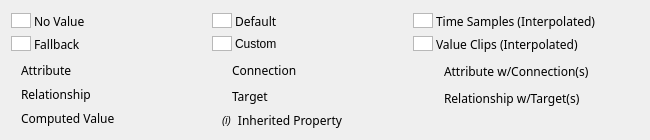
The window that pxr/usdImaging/usdviewq/propertyLegendUI.ui (PixarAnimationStudios/OpenUSD) describes before a commit, drawn with Qt 5.
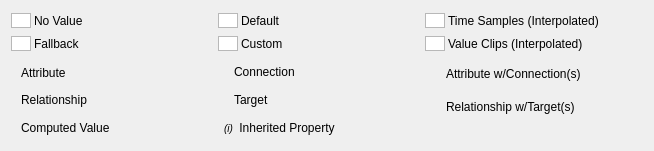
The same window after the commit.

What changed in the file:
```diff
--- a/pxr/usdImaging/usdviewq/propertyLegendUI.ui
+++ b/pxr/usdImaging/usdviewq/propertyLegendUI.ui
@@ -9,8 +9,8 @@
    <rect>
     <x>0</x>
     <y>0</y>
-    <width>650</width>
-    <height>134</height>
+    <width>654</width>
+    <height>151</height>
    </rect>
   </property>
   <property name="sizePolicy">
@@ -19,18 +19,6 @@
     <verstretch>0</verstretch>
    </sizepolicy>
   </property>
-  <property name="minimumSize">
-   <size>
-    <width>650</width>
-    <height>0</height>
-   </size>
-  </property>
-  <property name="maximumSize">
-   <size>
-    <width>650</width>
-    <height>134</height>
-   </size>
-  </property>
   <property name="comment" stdset="0">
    <string>
      Copyright 2017 Pixar                                                                   
@@ -78,8 +66,6 @@
         <widget class="QLabel" name="propertyLegendLabelNoValue">
          <property name="font">
           <font>
-           <family>Gotham Rounded</family>
-           <pointsize>9</pointsize>
            <weight>50</weight>
            <italic>false</italic>
            <bold>false</bold>
@@ -121,8 +107,6 @@
         <widget class="QLabel" name="propertyLegendLabelDefault">
          <property name="font">
           <font>
-           <family>Gotham Rounded</family>
-           <pointsize>9</pointsize>
            <weight>50</weight>
            <italic>false</italic>
            <bold>false</bold>
@@ -164,8 +148,6 @@
         <widget class="QLabel" name="propertyLegendLabelTimeSample">
          <property name="font">
           <font>
-           <family>Gotham Rounded</family>
-           <pointsize>9</pointsize>
            <weight>50</weight>
            <italic>false</italic>
            <bold>false</bold>
@@ -207,8 +189,6 @@
         <widget class="QLabel" name="propertyLegendLabelFallback">
          <property name="font">
           <font>
-           <family>Gotham Rounded</family>
-           <pointsize>9</pointsize>
            <weight>50</weight>
            <italic>false</italic>
            <bold>false</bold>
@@ -284,8 +264,6 @@
         <widget class="QLabel" name="propertyLegendLabelValueClips">
          <property name="font">
           <font>
-           <family>Gotham Rounded</family>
-           <pointsize>9</pointsize>
            <weight>50</weight>
            <italic>false</italic>
            <bold>false</bold>
@@ -330,8 +308,6 @@
         <widget class="QLabel" name="propertyLegendAttrPlainDesc">
          <property name="font">
           <font>
-           <family>Gotham Rounded</family>
-           <pointsize>9</pointsize>
            <weight>50</weight>
            <italic>false</italic>
            <bold>false</bold>
@@ -369,8 +345,6 @@
         <widget class="QLabel" name="propertyLegendRelPlainDesc">
          <property name="font">
           <font>
-           <family>Gotham Rounded</family>
-           <pointsize>9</pointsize>
            <weight>50</weight>
            <italic>false</italic>
            <bold>false</bold>
@@ -408,8 +382,6 @@
         <widget class="QLabel" name="propertyLegendCompDesc">
          <property name="font">
           <font>
-           <family>Gotham Rounded</family>
-           <pointsize>9</pointsize>
            <weight>50</weight>
            <italic>false</italic>
            <bold>false</bold>
@@ -451,8 +423,6 @@
         <widget class="QLabel" name="propertyLegendConnDesc">
          <property name="font">
           <font>
-           <family>Gotham Rounded</family>
-           <pointsize>9</pointsize>
            <weight>50</weight>
            <italic>false</italic>
            <bold>false</bold>
@@ -496,8 +466,6 @@
          </property>
          <property name="font">
           <font>
-           <family>Gotham Rounded</family>
-           <pointsize>9</pointsize>
            <weight>50</weight>
            <italic>false</italic>
            <bold>false</bold>
@@ -539,8 +507,6 @@
         <widget class="QLabel" name="inheritedPropertyText">
          <property name="font">
           <font>
-           <family>Gotham Rounded</family>
-           <pointsize>9</pointsize>
            <italic>false</italic>
           </font>
          </property>
@@ -592,8 +558,6 @@
         <widget class="QLabel" name="propertyLegendAttrWithConnDesc">
          <property name="font">
           <font>
-           <family>Gotham Rounded</family>
-           <pointsize>9</pointsize>
            <weight>50</weight>
            <italic>false</italic>
            <bold>false</bold>
@@ -631,8 +595,6 @@
         <widget class="QLabel" name="propertyLegendRelWithTargetDesc">
          <property name="font">
           <font>
-           <family>Gotham Rounded</family>
-           <pointsize>9</pointsize>
            <weight>50</weight>
            <italic>false</italic>
            <bold>false</bold>
```
